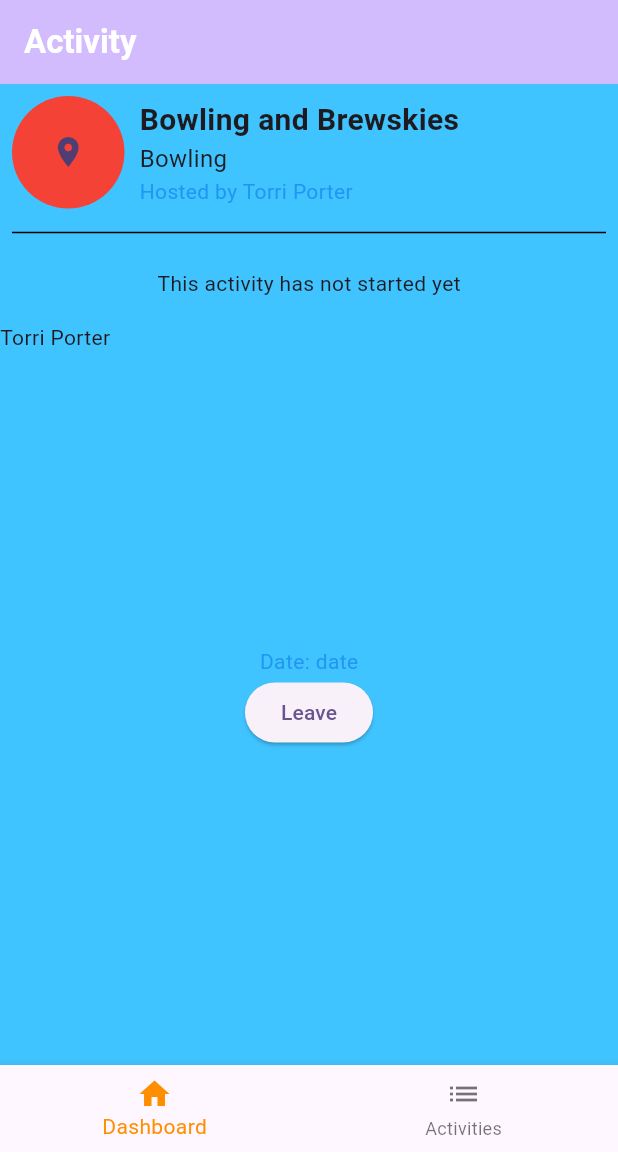
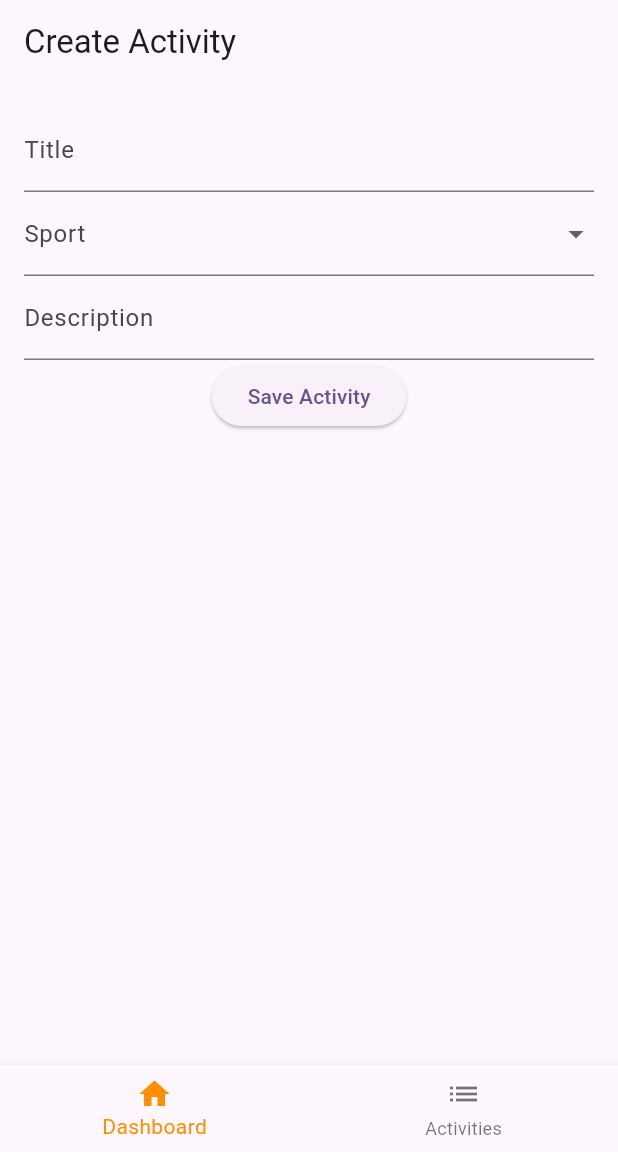
Before and after one commit to trporter206/recess_flutter, a Flutter app: the screen it shows after launch, on a phone screen of 412 x 824 dp, the part 84-1236 px from its top. Run offline on Flutter 3.47's test engine with Material 2 defaults, Android fonts, the light colour scheme and no system bars.

Commit message:
basic activity creation functionality

```diff
--- a/lib/home.dart
+++ b/lib/home.dart
@@ -2,7 +2,8 @@ import 'package:flutter/material.dart';
 import 'package:provider/provider.dart';
 import 'package:recess_flutter/main.dart';
 import 'package:recess_flutter/views/activity/activity_detail/activity_detail_view.dart';
-import 'package:recess_flutter/views/activity/activity_list_view.dart';
+import 'package:recess_flutter/views/activity/activity_list/activity_list_view.dart';
+import 'package:recess_flutter/views/creation/create_activity.dart';
 
 class MyHomePage extends StatefulWidget {
   const MyHomePage({super.key, required this.title});
@@ -23,7 +24,7 @@ class _MyHomePageState extends State<MyHomePage> {
     Widget page;
     switch (selectedIndex) {
       case 0:
-        page = ActivityDetailView(activity: activity);
+        page = const CreateActivityView();
         break;
       case 1:
         page = const ActivityListView();
--- a/lib/main.dart
+++ b/lib/main.dart
@@ -1,5 +1,6 @@
 import 'package:flutter/material.dart';
 import 'package:provider/provider.dart';
+import 'package:recess_flutter/models/user.dart';
 import 'home.dart';
 import 'models/activity.dart';
 
@@ -27,8 +28,22 @@ class MyApp extends StatelessWidget {
 }
 
 class MyAppState extends ChangeNotifier {
+  var currentUser = User(
+      name: "Torri Porter",
+      emailAddress: 'torri@email.com',
+      profilePicString: 'a1');
   var activities = <Activity>[
-    Activity(title: 'Bowling and Brewskies', sport: 'Bowling', date: DateTime.now(), coordinates: [0.0,0.0], creator: 'Torri Porter'),
-    Activity(title: 'Blacktop Basketball', sport: 'Basketball', date: DateTime.now(), coordinates: [0.0,0.0], creator: 'Lauren Lanning')
+    Activity(
+        title: 'Bowling and Brewskies',
+        sport: 'Bowling',
+        date: DateTime.now(),
+        coordinates: [0.0, 0.0],
+        creator: 'Torri Porter'),
+    Activity(
+        title: 'Blacktop Basketball',
+        sport: 'Basketball',
+        date: DateTime.now(),
+        coordinates: [0.0, 0.0],
+        creator: 'Lauren Lanning')
   ];
 }
--- a/lib/views/activity/activity_detail/activity_detail_widgets.dart
+++ b/lib/views/activity/activity_detail/activity_detail_widgets.dart
@@ -84,7 +84,7 @@ class ActivityDescription extends StatelessWidget {
         child: Text(
           activity.description,
           style: const TextStyle(
-            color: Colors.blue, // Replace with your color code
+            color: Colors.white, // Replace with your color code
             fontWeight: FontWeight.w300,
           ),
         ),
--- a/lib/views/activity/activity_list_item.dart
+++ b/lib/views/activity/activity_list/activity_list_item.dart
@@ -2,7 +2,7 @@ import 'package:flutter/material.dart';
 import 'package:recess_flutter/views/activity/activity_detail/activity_detail_view.dart';
 import 'package:intl/date_symbol_data_local.dart';
 
-import '../../models/activity.dart';
+import '../../../models/activity.dart';
 
 class ActivityListItem extends StatefulWidget {
   final Activity activity;
--- a/lib/views/activity/activity_list_view.dart
+++ b/lib/views/activity/activity_list/activity_list_view.dart
@@ -1,9 +1,9 @@
 import 'package:flutter/material.dart';
 import 'package:provider/provider.dart';
-import 'package:recess_flutter/views/activity/activity_list_item.dart';
+import 'package:recess_flutter/views/activity/activity_list/activity_list_item.dart';
 
-import '../../main.dart';
-import '../../models/activity.dart';
+import '../../../main.dart';
+import '../../../models/activity.dart';
 
 class ActivityListView extends StatefulWidget {
   const ActivityListView({Key? key}) : super(key: key);
--- /dev/null
+++ b/lib/views/creation/create_activity.dart
@@ -0,0 +1,99 @@
+import 'package:flutter/material.dart';
+import 'package:provider/provider.dart';
+import 'package:recess_flutter/main.dart';
+import '../../models/activity.dart';
+
+class CreateActivityView extends StatefulWidget {
+  const CreateActivityView({super.key});
+
+  @override
+  CreateActivityViewState createState() => CreateActivityViewState();
+}
+
+class CreateActivityViewState extends State<CreateActivityView> {
+  final GlobalKey<FormState> _formKey = GlobalKey<FormState>();
+
+  String title = '';
+  String sport = '';
+  String description = '';
+  DateTime date = DateTime.now();
+  List<double> coordinates = [0.0, 0.0]; // update this as per your requirement
+
+  var sports = ['Basketball', 'Soccer', 'Volleyball'];
+
+  @override
+  Widget build(BuildContext context) {
+    var appState = context.watch<MyAppState>();
+    var activities = appState.activities;
+    return Scaffold(
+      appBar: AppBar(
+        title: const Text('Create Activity'),
+      ),
+      body: Form(
+        key: _formKey,
+        child: SingleChildScrollView(
+          padding: EdgeInsets.all(16),
+          child: Column(
+            children: [
+              TextFormField(
+                decoration: const InputDecoration(labelText: 'Title'),
+                onSaved: (value) {
+                  title = value!;
+                },
+                validator: (value) {
+                  if (value!.isEmpty) {
+                    return 'Please enter a title';
+                  }
+                  return null;
+                },
+              ),
+              DropdownButtonFormField(
+                decoration: const InputDecoration(labelText: 'Sport'),
+                value: sport.isEmpty ? null : sport,
+                items: sports.map((String sport) {
+                  return DropdownMenuItem(
+                    value: sport,
+                    child: Text(sport),
+                  );
+                }).toList(),
+                onChanged: (value) {
+                  setState(() {
+                    sport = value.toString();
+                  });
+                },
+                validator: (value) {
+                  if (value == null || value.isEmpty) {
+                    return 'Please select a sport';
+                  }
+                  return null;
+                },
+              ),
+              TextFormField(
+                decoration: const InputDecoration(labelText: 'Description'),
+                onSaved: (value) {
+                  description = value!;
+                },
+              ),
+              ElevatedButton(
+                onPressed: () {
+                  if (_formKey.currentState!.validate()) {
+                    _formKey.currentState!.save();
+                    activities.add(Activity(
+                      title: title,
+                      sport: sport,
+                      date: date,
+                      coordinates: coordinates,
+                      description: description,
+                      creator: appState.currentUser.name,
+                    ));
+                  }
+                },
+                child: const Text('Save Activity'),
+              ),
+            ],
+          ),
+        ),
+      ),
+    );
+  }
+}
```
Also changed, not shown: lib/views/activity/activity_detail/activity_detail_view.dart (+16 -10 lines).
